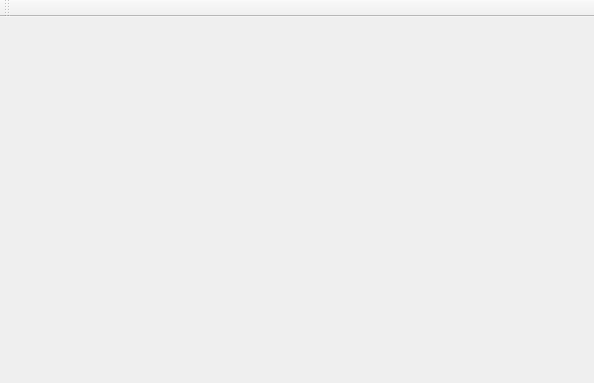
Above: mainwindow.ui from wleuschner/seamcarver before the change. Below: the same form after it.
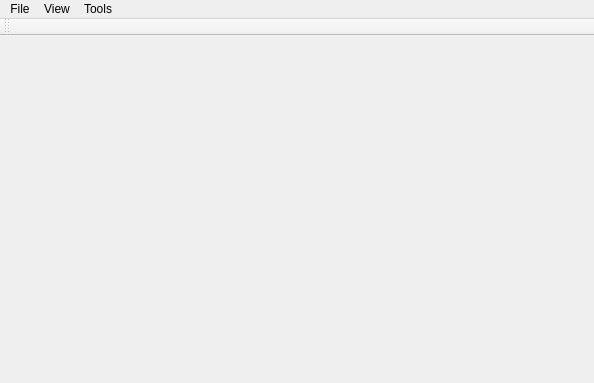
That is the form after the change.

The edit to the form file:
```diff
--- a/mainwindow.ui
+++ b/mainwindow.ui
@@ -37,7 +37,7 @@
   </widget>
   <widget class="QMenuBar" name="menuBar">
    <property name="enabled">
-    <bool>false</bool>
+    <bool>true</bool>
    </property>
    <property name="geometry">
     <rect>
@@ -47,6 +47,29 @@
      <height>22</height>
     </rect>
    </property>
+   <widget class="QMenu" name="menuFile">
+    <property name="title">
+     <string>File</string>
+    </property>
+    <addaction name="actionOpen"/>
+    <addaction name="actionSave_As"/>
+    <addaction name="actionSave"/>
+    <addaction name="actionQuit"/>
+   </widget>
+   <widget class="QMenu" name="menuView">
+    <property name="title">
+     <string>View</string>
+    </property>
+    <addaction name="actionShow_Gradients"/>
+   </widget>
+   <widget class="QMenu" name="menuTools">
+    <property name="title">
+     <string>Tools</string>
+    </property>
+   </widget>
+   <addaction name="menuFile"/>
+   <addaction name="menuView"/>
+   <addaction name="menuTools"/>
   </widget>
   <widget class="QToolBar" name="mainToolBar">
    <property name="enabled">
```
Left out of the diff: 46 changed lines with no effect on the pictures.
